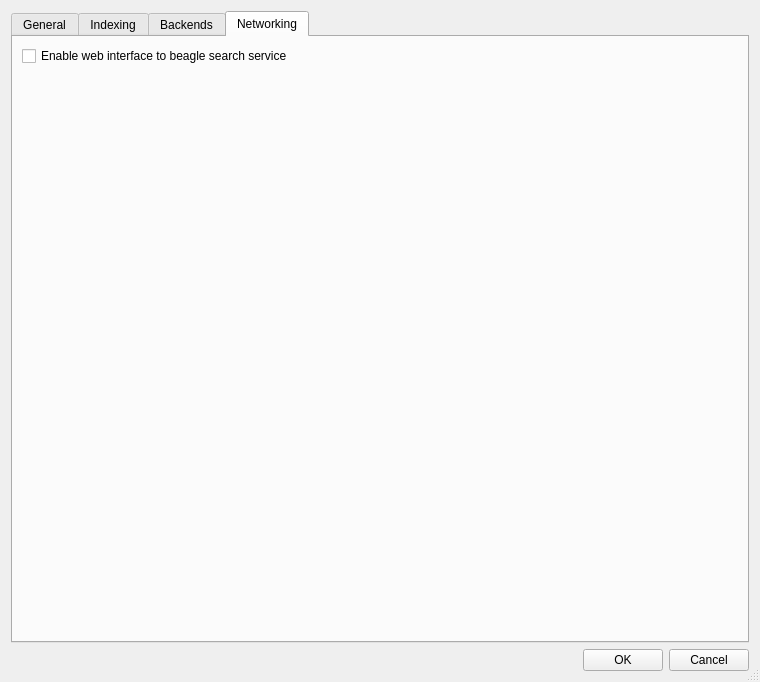
Qt form beagle/tools/beagle-settings-qt.ui (joeshaw/beagle) before a commit.
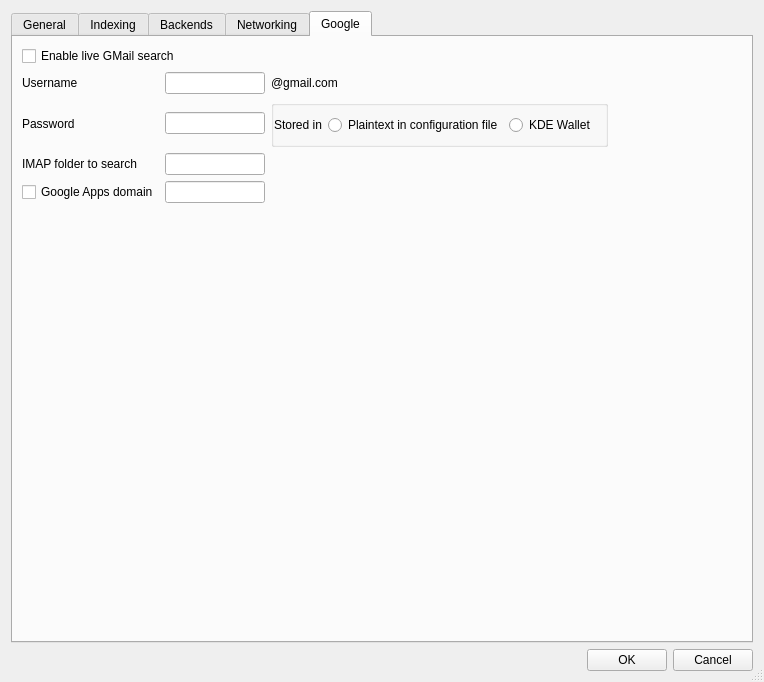
The same form after that commit. Icons and pictures are not drawn.

Commit message: Add the google backend related options to beagle-settings-qt. * KdeUtils.cs: Fix a bug during storing passwords in kdewallet. * beagle/tools/beagle-settings-qt.ui, beagle/tools/SettingsQt.cs, beagle/tools/Makefile.am: Add google backend specific options. Disable the whole tab when build without google backend support. * configure.in: Some distributions do not ship qyoto.pc; fallback on checking presence of qt-dotnet.dll. This should cover most of the mainline distros.

```diff
--- a/beagle/tools/beagle-settings-qt.ui
+++ b/beagle/tools/beagle-settings-qt.ui
@@ -23,7 +23,7 @@
    <item>
     <widget class="QTabWidget" name="TabWidget" >
      <property name="currentIndex" >
-      <number>3</number>
+      <number>4</number>
      </property>
      <widget class="QWidget" name="GeneralTab" >
       <attribute name="title" >
@@ -873,6 +873,203 @@
        </item>
       </layout>
      </widget>
+     <widget class="QWidget" name="GoogleTab" >
+      <attribute name="title" >
+       <string>Google</string>
+      </attribute>
+      <attribute name="toolTip" >
+       <string>Settings for the Google backends</string>
+      </attribute>
+      <layout class="QVBoxLayout" >
+       <item>
+        <widget class="QCheckBox" name="gmailLiveBackend" >
+         <property name="text" >
+          <string>Enable live GMail search</string>
+         </property>
+        </widget>
+       </item>
+       <item>
+        <layout class="QGridLayout" >
+         <item row="0" column="0" >
+          <widget class="QLabel" name="label_2" >
+           <property name="text" >
+            <string>Username</string>
+           </property>
+          </widget>
+         </item>
+         <item row="0" column="2" >
+          <widget class="QLabel" name="label" >
+           <property name="text" >
+            <string>@gmail.com</string>
+           </property>
+          </widget>
+         </item>
+         <item row="0" column="1" >
+          <widget class="QLineEdit" name="GoogleUsername" >
+           <property name="sizePolicy" >
+            <sizepolicy vsizetype="Fixed" hsizetype="Fixed" >
+             <horstretch>0</horstretch>
+             <verstretch>0</verstretch>
+            </sizepolicy>
+           </property>
+           <property name="minimumSize" >
+            <size>
+             <width>100</width>
+             <height>0</height>
+            </size>
+           </property>
+           <property name="maximumSize" >
+            <size>
+             <width>100</width>
+             <height>16777215</height>
+            </size>
+           </property>
+          </widget>
+         </item>
+         <item row="1" column="0" >
+          <widget class="QLabel" name="label_3" >
+           <property name="text" >
+            <string>Password</string>
+           </property>
+          </widget>
+         </item>
+         <item row="1" column="1" >
+          <widget class="QLineEdit" name="GooglePassword" >
+           <property name="sizePolicy" >
+            <sizepolicy vsizetype="Fixed" hsizetype="Fixed" >
+             <horstretch>0</horstretch>
+             <verstretch>0</verstretch>
+            </sizepolicy>
+           </property>
+           <property name="minimumSize" >
+            <size>
+             <width>100</width>
+             <height>0</height>
+            </size>
+           </property>
+           <property name="maximumSize" >
+            <size>
+             <width>100</width>
+             <height>16777215</height>
+            </size>
+           </property>
+           <property name="echoMode" >
+            <enum>QLineEdit::PasswordEchoOnEdit</enum>
+           </property>
+          </widget>
+         </item>
+         <item row="1" column="2" >
+          <widget class="QGroupBox" name="groupBox_9" >
+           <property name="sizePolicy" >
+            <sizepolicy vsizetype="Maximum" hsizetype="Maximum" >
+             <horstretch>0</horstretch>
+             <verstretch>0</verstretch>
+            </sizepolicy>
+           </property>
+           <property name="title" >
+            <string/>
+           </property>
+           <property name="flat" >
+            <bool>true</bool>
+           </property>
+           <layout class="QHBoxLayout" >
+            <property name="leftMargin" >
+             <number>0</number>
+            </property>
+            <item>
+             <widget class="QLabel" name="label_4" >
+              <property name="text" >
+               <string>Stored in</string>
+              </property>
+             </widget>
+            </item>
+            <item>
+             <widget class="QRadioButton" name="OptionStorePasswordConf" >
+              <property name="text" >
+               <string>Plaintext in configuration file</string>
+              </property>
+             </widget>
+            </item>
+            <item>
+             <widget class="QRadioButton" name="OptionStorePasswordKWallet" >
+              <property name="text" >
+               <string>KDE Wallet</string>
+              </property>
+             </widget>
+            </item>
+           </layout>
+          </widget>
+         </item>
+         <item row="2" column="0" >
+          <widget class="QLabel" name="label_5" >
+           <property name="text" >
+            <string>IMAP folder to search</string>
+           </property>
+          </widget>
+         </item>
+         <item row="2" column="1" >
+          <widget class="QLineEdit" name="GMailSearchFolder" >
+           <property name="maximumSize" >
+            <size>
+             <width>100</width>
+             <height>16777215</height>
+            </size>
+           </property>
+           <property name="toolTip" >
+            <string>&lt;html>&lt;head>&lt;meta name="qrichtext" content="1" />&lt;style type="text/css">
+p, li { white-space: pre-wrap; }
+&lt;/style>&lt;/head>&lt;body style=" font-family:'Sans Serif'; font-size:9pt; font-weight:400; font-style:normal;">
+&lt;p style=" margin-top:0px; margin-bottom:0px; margin-left:0px; margin-right:0px; -qt-block-indent:0; text-indent:0px;">You can only search one IMAP folder. To search in all emails use &lt;span style=" font-weight:600;">[GMail]/All Mail&lt;/span>&lt;/p>&lt;/body>&lt;/html></string>
+           </property>
+          </widget>
+         </item>
+         <item row="2" column="2" >
+          <spacer>
+           <property name="orientation" >
+            <enum>Qt::Horizontal</enum>
+           </property>
+           <property name="sizeHint" >
+            <size>
+             <width>40</width>
+             <height>20</height>
+            </size>
+           </property>
+          </spacer>
+         </item>
+         <item row="3" column="0" >
+          <widget class="QCheckBox" name="IsGoogleAppsAccount" >
+           <property name="text" >
+            <string>Google Apps domain</string>
+           </property>
+          </widget>
+         </item>
+         <item row="3" column="1" >
+          <widget class="QLineEdit" name="GoogleAppsAccountName" >
+           <property name="maximumSize" >
+            <size>
+             <width>100</width>
+             <height>16777215</height>
+            </size>
+           </property>
+          </widget>
+         </item>
+        </layout>
+       </item>
+       <item>
+        <spacer>
+         <property name="orientation" >
+          <enum>Qt::Vertical</enum>
+         </property>
+         <property name="sizeHint" >
+          <size>
+           <width>720</width>
+           <height>182</height>
+          </size>
+         </property>
+        </spacer>
+       </item>
+      </layout>
+     </widget>
     </widget>
    </item>
    <item>
```
Left out of the diff: 38 changed lines with no effect on the pictures. The commit also changes 4 other files.
